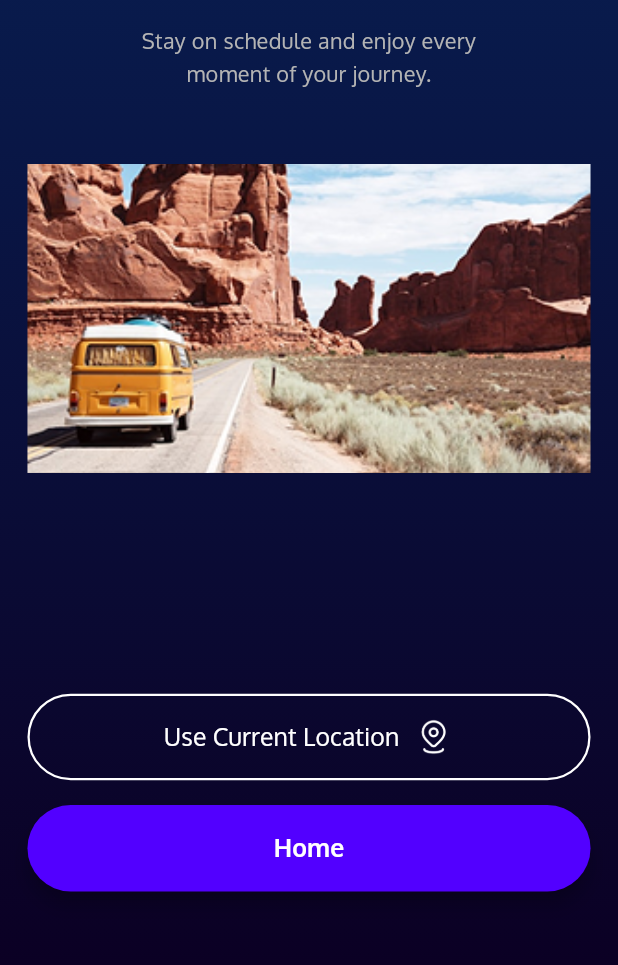
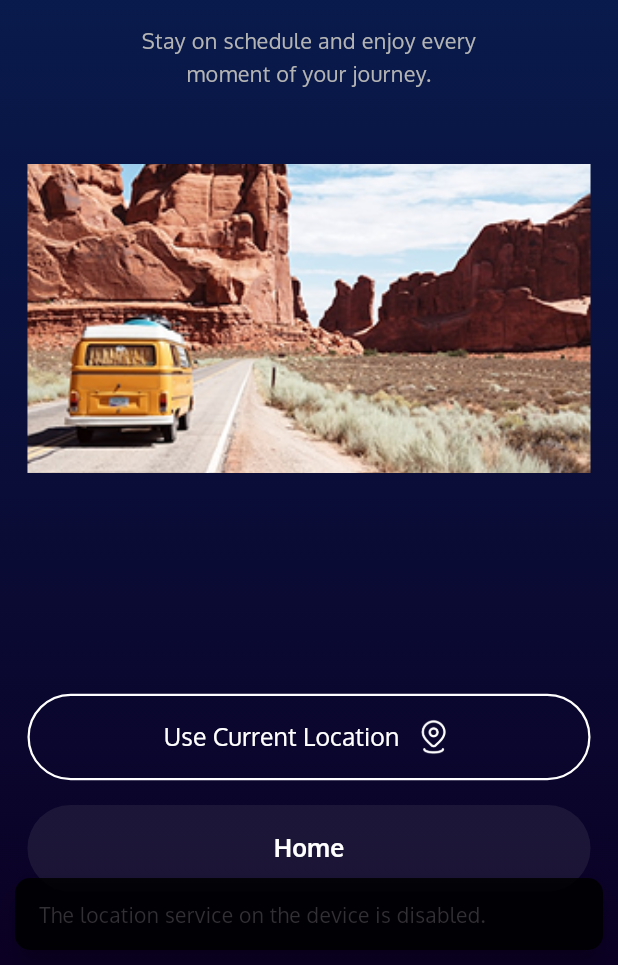
Before and after one commit to SaidurRahman1004/smart_travel_alarm, a Flutter app: the HomeScreen screen opened directly, after a tap on "Use Current Location", on a phone screen of 412 x 824 dp, the part 271-1236 px from its top. Run offline on Flutter 3.47's test engine with Material 3 defaults, Android fonts, the phone set to English and light mode, and no system bars; our stand-ins replace flutter_screenutil, geocoding, geolocator, smooth_page_indicator.

Commit message:
Bug Fixes,Location Logic Done..

```diff
--- /dev/null
+++ b/lib/common_widgets/custo_snk.dart
@@ -0,0 +1,16 @@
+import 'package:flutter/material.dart';
+
+void mySnkmsg(String msg, BuildContext context,
+    {Color? backgroundColor, bool isError = false}) {
+  ScaffoldMessenger.of(context).showSnackBar(
+    SnackBar(
+      content: Text(msg),
+      backgroundColor: backgroundColor ??
+          (isError ? Colors.redAccent : Colors.black87),
+      duration: const Duration(seconds: 2),
+      behavior: SnackBarBehavior.floating,
+      shape: RoundedRectangleBorder(borderRadius: BorderRadius.circular(10)),
+      margin: const EdgeInsets.all(10),
+    ),
+  );
+}
--- a/lib/common_widgets/primary_button.dart
+++ b/lib/common_widgets/primary_button.dart
@@ -5,7 +5,7 @@ import '../constants/app_colors.dart';
 import '../constants/app_text_styles.dart';
 
 class PrimaryButton extends StatelessWidget {
-  final VoidCallback onPressed;
+  final VoidCallback? onPressed;
   final String text;
 
   const PrimaryButton({super.key, required this.onPressed, required this.text});
@@ -19,6 +19,7 @@ class PrimaryButton extends StatelessWidget {
         onPressed: onPressed,
         style: ElevatedButton.styleFrom(
           backgroundColor: AppColors.primaryButton,
+          disabledBackgroundColor: Colors.grey.withAlpha(30),
           shape: RoundedRectangleBorder(
             borderRadius: BorderRadius.circular(
               69.r,
--- a/lib/constants/app_images.dart
+++ b/lib/constants/app_images.dart
@@ -4,4 +4,5 @@ class AppImages {
   static const String onboarding2 = "assets/images/onboarding2.png";
   static const String onboarding3 = "assets/images/onboarding3.png";
   static const String homeBanner = "assets/images/home_banner.png";
+  static const String locationIcon = "assets/images/location_icon.png";
 }
--- a/lib/constants/app_strings.dart
+++ b/lib/constants/app_strings.dart
@@ -5,6 +5,7 @@ class AppStrings {
   static const String welcomeSubtitle =
       "Stay on schedule and enjoy every\nmoment of your journey.";
   static const String useCurrentLocation = "Use Current Location";
+  static const String refressLocation = "Refresh Location";
   static const String home = "Home";
 
   // Common Strings
--- a/lib/features/home/presentation/home_screen.dart
+++ b/lib/features/home/presentation/home_screen.dart
@@ -1,5 +1,7 @@
 import 'package:flutter/material.dart';
 import 'package:flutter_screenutil/flutter_screenutil.dart';
+import 'package:provider/provider.dart';
+import 'package:smart_travel_alarm/common_widgets/custo_snk.dart';
 import 'package:smart_travel_alarm/common_widgets/primary_button.dart';
 import 'package:smart_travel_alarm/constants/app_colors.dart';
 import 'package:smart_travel_alarm/constants/app_images.dart';
@@ -7,12 +9,21 @@ import 'package:smart_travel_alarm/constants/app_text_styles.dart';
 
 import '../../../constants/app_strings.dart';
 import '../../alarm/presentation/ alarm_screen.dart';
+import '../providers/location_provider.dart';
 
 class HomeScreen extends StatelessWidget {
   const HomeScreen({super.key});
 
   @override
   Widget build(BuildContext context) {
+    final locationProvider = context.watch<LocationProvider>();
+    //error message show
+    WidgetsBinding.instance.addPostFrameCallback((_) {
+      if (locationProvider.state == LocationFetchState.error) {
+        mySnkmsg(locationProvider.errorMessage, context);
+        context.read<LocationProvider>().resetState();
+      }
+    });
     return Scaffold(
       body: Container(
         decoration: const BoxDecoration(
@@ -52,13 +63,45 @@ class HomeScreen extends StatelessWidget {
               ),
 
               const Spacer(flex: 3),
+              //locations Adress
+              if (locationProvider.state == LocationFetchState.success)
+                Padding(
+                  padding: EdgeInsets.only(bottom: 12.h),
+                  child: Row(
+                    mainAxisAlignment: MainAxisAlignment.center,
+                    children: [
+                      Icon(
+                        Icons.location_on,
+                        color: AppColors.primaryButton.withOpacity(0.8),
+                        size: 16.r,
+                      ),
+                      SizedBox(width: 8.w),
+                      Flexible(
+                        child: Text(
+                          locationProvider.displayAddress,
+                          style: AppTextStyles.subtitle1.copyWith(
+                            color: AppColors.textSecondary,
+                            fontSize: 14.sp,
+                          ),
+                          textAlign: TextAlign.center,
+                          overflow: TextOverflow.ellipsis,
+                        ),
+                      ),
+                    ],
+                  ),
+                ),
 
               //Current Location
               SizedBox(
                 width: double.infinity,
                 height: 56.h,
                 child: OutlinedButton(
-                  onPressed: () {},
+                  onPressed:
+                      locationProvider.state == LocationFetchState.loading
+                      ? null
+                      : () {
+                          locationProvider.fetchLocationAndAddress();
+                        },
                   style: OutlinedButton.styleFrom(
                     foregroundColor: AppColors.textWhite,
                     side: const BorderSide(
@@ -69,18 +112,26 @@ class HomeScreen extends StatelessWidget {
                       borderRadius: BorderRadius.circular(69.r),
                     ),
                   ),
-                  child: Row(
+                  child: locationProvider.state == LocationFetchState.loading
+                      ? const CircularProgressIndicator(
+                          color: Colors.white,
+                          strokeWidth: 2,
+                        )
+                      : Row(
                           mainAxisSize: MainAxisSize.min,
                           children: [
                             Text(
-                        AppStrings.useCurrentLocation,
+                              locationProvider.state ==
+                                      LocationFetchState.success
+                                  ? AppStrings.refressLocation
+                                  : AppStrings.useCurrentLocation,
                               style: AppTextStyles.buttonText.copyWith(
                                 fontWeight: FontWeight.w400,
                               ),
                             ),
                             SizedBox(width: 8.w),
                             Image.asset(
-                        'assets/images/location_icon.png',
+                              AppImages.locationIcon,
                               height: 24.h,
                               width: 24.w,
                             ),
@@ -93,10 +144,15 @@ class HomeScreen extends StatelessWidget {
 
               // Home Button
               PrimaryButton(
-                onPressed: () {
-                  Navigator.push(context, MaterialPageRoute(builder: (_)=>AlarmScreen()));
-
-                },
+                onPressed: locationProvider.state == LocationFetchState.success
+                    ? () {
+                  Navigator.push(
+                    context,
+                    MaterialPageRoute(
+                        builder: (_) => const AlarmScreen()),
+                  );
+                }
+                    : null,
                 text: AppStrings.home,
               ),
               const Spacer(flex: 1),
--- /dev/null
+++ b/lib/features/home/providers/location_provider.dart
@@ -0,0 +1,39 @@
+import 'package:flutter/cupertino.dart';
+
+import '../../../services/location_service.dart';
+
+//enum for location state
+enum LocationFetchState { initial, loading, success, error }
+
+class LocationProvider extends ChangeNotifier {
+  final LocationService _locationService = LocationService();
+  //Display Location in Screen
+  String _displayAddress = "";
+  String get displayAddress => _displayAddress;
+//error
+  String _errorMessage = "";
+  String get errorMessage => _errorMessage;
+
+  LocationFetchState _state = LocationFetchState.initial;
+  LocationFetchState get state => _state;
+
+  Future<void> fetchLocationAndAddress() async {
+    //set loading state initially
+    _state = LocationFetchState.loading;
+    notifyListeners();
+    final result = await _locationService.getLocation();
+    if (result.hasError) {
+      _state = LocationFetchState.error;
+      _errorMessage = result.error!;
+    }else{
+      _state = LocationFetchState.success;
+      _displayAddress = result.address!;
+    }
+    notifyListeners();
+  }
+  //restart
+  void resetState() {
+    _state = LocationFetchState.initial;
+    notifyListeners();
+  }
+}
--- /dev/null
+++ b/lib/services/location_service.dart
@@ -0,0 +1,82 @@
+import 'package:geocoding/geocoding.dart';
+import 'package:geolocator/geolocator.dart';
+
+//chek location fr=etach success or Faluer
+class LocationResult {
+  final Position? position;
+  final String? address;
+
+  final String? error;
+
+  LocationResult({required this.position, required this.error, this.address});
+
+  //getter cheak error
+  bool get hasError => error != null;
+}
+
+class LocationService {
+  Future<LocationResult> getLocation() async {
+    //cheak location services
+    bool serviceEnabled = await Geolocator.isLocationServiceEnabled();
+    if (!serviceEnabled) {
+      return LocationResult(
+        position: null,
+        error: 'Location services are disabled',
+      );
+    }
+    //cheak permission
+    LocationPermission permission = await Geolocator.checkPermission();
+    if (permission == LocationPermission.denied) {
+      permission = await Geolocator.requestPermission();
+      if (permission == LocationPermission.denied) {
+        return LocationResult(
+          position: null,
+          error: 'Location permissions are denied',
+        );
+      }
+    }
+    //cheak permission denied forever
+    if (permission == LocationPermission.deniedForever) {
+      return LocationResult(
+        position: null,
+        error:
+            'Location permissions are permanently denied, we cannot request permissions.',
+      );
+    }
+    //get current location
+    try {
+      Position position = await Geolocator.getCurrentPosition(
+        locationSettings: const LocationSettings(
+          accuracy: LocationAccuracy.high,
+          distanceFilter: 10,
+        ),
+      );
+      //get address from location
+
+      return LocationResult(position: position, error: null);
+    } catch (e) {
+      return LocationResult(position: null, error: e.toString());
+    }
+  }
+
+  //valid adress from location lat lon
+  Future<String> _getAddressFromLatLng(Position position) async {
+    try {
+      List<Placemark> placemarks = await placemarkFromCoordinates(
+        position.latitude,
+        position.longitude,
+      );
+
+      if (placemarks.isNotEmpty) {
+        //get first place from placemark
+        Placemark place = placemarks[0];
+        return "${place.street ?? ''}, ${place.locality ?? ''}, ${place.country ?? ''}";
+      } else {
+        return "Lat: ${position.latitude.toStringAsFixed(2)}, Lng: ${position.longitude.toStringAsFixed(2)}";
+      }
+    } catch (e) {
+      return "Lat: ${position.latitude.toStringAsFixed(2)}, Lng: ${position.longitude.toStringAsFixed(2)}";
+
+    }
+  }
+}
--- a/pubspec.yaml
+++ b/pubspec.yaml
@@ -12,6 +12,12 @@ dependencies:
   cupertino_icons: ^1.0.8
   smooth_page_indicator: ^2.0.1
   flutter_screenutil: ^5.9.3
+  provider: ^6.1.5+1
+  geolocator: ^14.0.2
+  intl: ^0.20.2
+  flutter_local_notifications: ^20.1.0
+  sqflite: ^2.4.2
+  geocoding: ^4.0.0
 
 dev_dependencies:
   flutter_test:
```
Also changed, not shown: lib/main.dart (+9 -1 lines), pubspec.lock, 4 other files. Lines whose indentation alone changed are shown as unchanged.
